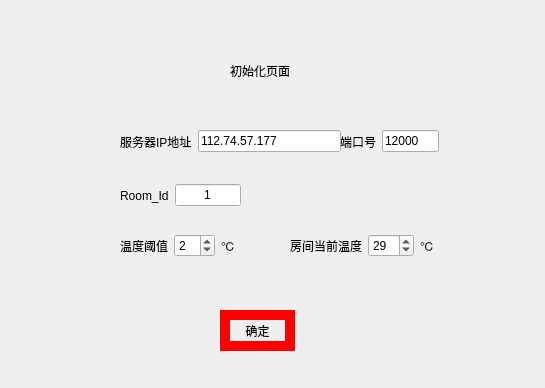
Qt form GuestClient/initialpage.ui (starsload/46572020) before a commit.
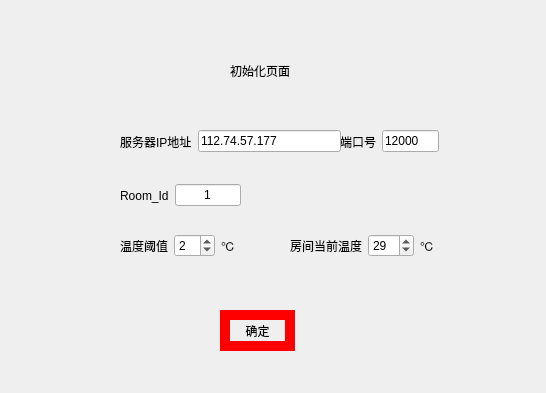
The same form after that commit. Icons and pictures are not drawn.

```diff
--- a/GuestClient/initialpage.ui
+++ b/GuestClient/initialpage.ui
@@ -6,10 +6,28 @@
    <rect>
     <x>0</x>
     <y>0</y>
-    <width>545</width>
-    <height>388</height>
+    <width>546</width>
+    <height>393</height>
    </rect>
   </property>
+  <property name="sizePolicy">
+   <sizepolicy hsizetype="Fixed" vsizetype="Fixed">
+    <horstretch>0</horstretch>
+    <verstretch>0</verstretch>
+   </sizepolicy>
+  </property>
+  <property name="minimumSize">
+   <size>
+    <width>546</width>
+    <height>393</height>
+   </size>
+  </property>
+  <property name="maximumSize">
+   <size>
+    <width>546</width>
+    <height>393</height>
+   </size>
+  </property>
   <property name="windowTitle">
    <string>Dialog</string>
   </property>
```
Left out of the diff: 2 changed lines with no effect on the pictures.
